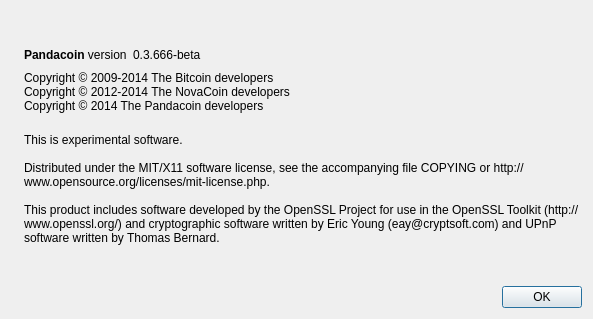
Old version of the form src/qt/forms/aboutdialog.ui in the repository mbirtwistle/net2.
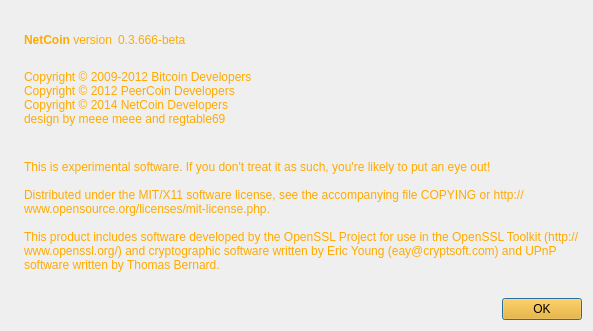
New version of the form. Icons and pictures are not drawn.

```diff
--- a/src/qt/forms/aboutdialog.ui
+++ b/src/qt/forms/aboutdialog.ui
@@ -7,11 +7,15 @@
     <x>0</x>
     <y>0</y>
     <width>593</width>
-    <height>319</height>
+    <height>331</height>
    </rect>
   </property>
   <property name="windowTitle">
-   <string>About Pandacoin</string>
+   <string>About NetCoin</string>
+  </property>
+  <property name="styleSheet">
+   <string notr="true">background:url(:/images/backing);
+font: 9pt &quot;Biting My Nails&quot;;</string>
   </property>
   <layout class="QHBoxLayout" name="horizontalLayout_2">
    <item>
@@ -22,6 +26,124 @@
        <verstretch>0</verstretch>
       </sizepolicy>
      </property>
+     <property name="palette">
+      <palette>
+       <active>
+        <colorrole role="WindowText">
+         <brush brushstyle="SolidPattern">
+          <color alpha="255">
+           <red>255</red>
+           <green>170</green>
+           <blue>0</blue>
+          </color>
+         </brush>
+        </colorrole>
+        <colorrole role="Text">
+         <brush brushstyle="SolidPattern">
+          <color alpha="255">
+           <red>255</red>
+           <green>170</green>
+           <blue>0</blue>
+          </color>
+         </brush>
+        </colorrole>
+        <colorrole role="BrightText">
+         <brush brushstyle="SolidPattern">
+          <color alpha="255">
+           <red>255</red>
+           <green>170</green>
+           <blue>0</blue>
+          </color>
+         </brush>
+        </colorrole>
+        <colorrole role="ButtonText">
+         <brush brushstyle="SolidPattern">
+          <color alpha="255">
+           <red>255</red>
+           <green>170</green>
+           <blue>0</blue>
+          </color>
+         </brush>
+        </colorrole>
+       </active>
+       <inactive>
+        <colorrole role="WindowText">
+         <brush brushstyle="SolidPattern">
+          <color alpha="255">
+           <red>255</red>
+           <green>170</green>
+           <blue>0</blue>
+          </color>
+         </brush>
+        </colorrole>
+        <colorrole role="Text">
+         <brush brushstyle="SolidPattern">
+          <color alpha="255">
+           <red>255</red>
+           <green>170</green>
+           <blue>0</blue>
+          </color>
+         </brush>
+        </colorrole>
+        <colorrole role="BrightText">
+         <brush brushstyle="SolidPattern">
+          <color alpha="255">
+           <red>255</red>
+           <green>170</green>
+           <blue>0</blue>
+          </color>
+         </brush>
+        </colorrole>
+        <colorrole role="ButtonText">
+         <brush brushstyle="SolidPattern">
+          <color alpha="255">
+           <red>255</red>
+           <green>170</green>
+           <blue>0</blue>
+          </color>
+         </brush>
+        </colorrole>
+       </inactive>
+       <disabled>
+        <colorrole role="WindowText">
+         <brush brushstyle="SolidPattern">
+          <color alpha="255">
+           <red>159</red>
+           <green>158</green>
+           <blue>158</blue>
+          </color>
+         </brush>
+        </colorrole>
+        <colorrole role="Text">
+         <brush brushstyle="SolidPattern">
+          <color alpha="255">
+           <red>159</red>
+           <green>158</green>
+           <blue>158</blue>
+          </color>
+         </brush>
+        </colorrole>
+        <colorrole role="BrightText">
+         <brush brushstyle="SolidPattern">
+          <color alpha="255">
+           <red>255</red>
+           <green>170</green>
+           <blue>0</blue>
+          </color>
+         </brush>
+        </colorrole>
+        <colorrole role="ButtonText">
+         <brush brushstyle="SolidPattern">
+          <color alpha="255">
+           <red>159</red>
+           <green>158</green>
+           <blue>158</blue>
+          </color>
+         </brush>
+        </colorrole>
+       </disabled>
+      </palette>
+     </property>
      <property name="pixmap">
       <pixmap resource="../bitcoin.qrc">:/images/about</pixmap>
      </property>
@@ -31,6 +153,124 @@
     <layout class="QVBoxLayout" name="verticalLayout_2">
      <item>
       <spacer name="verticalSpacer_2">
+       <property name="palette">
+        <palette>
+         <active>
+          <colorrole role="WindowText">
+           <brush brushstyle="SolidPattern">
+            <color alpha="255">
+             <red>255</red>
+             <green>170</green>
+             <blue>0</blue>
+            </color>
+           </brush>
+          </colorrole>
+          <colorrole role="Text">
+           <brush brushstyle="SolidPattern">
+            <color alpha="255">
+             <red>255</red>
+             <green>170</green>
+             <blue>0</blue>
+            </color>
+           </brush>
+          </colorrole>
+          <colorrole role="BrightText">
+           <brush brushstyle="SolidPattern">
+            <color alpha="255">
+             <red>255</red>
+             <green>170</green>
+             <blue>0</blue>
+            </color>
+           </brush>
+          </colorrole>
+          <colorrole role="ButtonText">
+           <brush brushstyle="SolidPattern">
+            <color alpha="255">
+             <red>255</red>
+             <green>170</green>
+             <blue>0</blue>
+            </color>
+           </brush>
+          </colorrole>
+         </active>
+         <inactive>
+          <colorrole role="WindowText">
+           <brush brushstyle="SolidPattern">
+            <color alpha="255">
+             <red>255</red>
+             <green>170</green>
+             <blue>0</blue>
+            </color>
+           </brush>
+          </colorrole>
+          <colorrole role="Text">
+           <brush brushstyle="SolidPattern">
+            <color alpha="255">
+             <red>255</red>
+             <green>170</green>
+             <blue>0</blue>
+            </color>
+           </brush>
+          </colorrole>
+          <colorrole role="BrightText">
+           <brush brushstyle="SolidPattern">
+            <color alpha="255">
+             <red>255</red>
+             <green>170</green>
+             <blue>0</blue>
+            </color>
+           </brush>
+          </colorrole>
+          <colorrole role="ButtonText">
+           <brush brushstyle="SolidPattern">
+            <color alpha="255">
+             <red>255</red>
+             <green>170</green>
+             <blue>0</blue>
+            </color>
+           </brush>
+          </colorrole>
+         </inactive>
+         <disabled>
+          <colorrole role="WindowText">
+           <brush brushstyle="SolidPattern">
+            <color alpha="255">
+             <red>159</red>
+             <green>158</green>
+             <blue>158</blue>
+            </color>
+           </brush>
+          </colorrole>
+          <colorrole role="Text">
+           <brush brushstyle="SolidPattern">
+            <color alpha="255">
+             <red>159</red>
+             <green>158</green>
+             <blue>158</blue>
+            </color>
+           </brush>
+          </colorrole>
+          <colorrole role="BrightText">
+           <brush brushstyle="SolidPattern">
+            <color alpha="255">
+             <red>255</red>
+             <green>170</green>
+             <blue>0</blue>
+            </color>
+           </brush>
+          </colorrole>
+          <colorrole role="ButtonText">
+           <brush brushstyle="SolidPattern">
+            <color alpha="255">
+             <red>159</red>
+             <green>158</green>
+             <blue>158</blue>
+            </color>
+           </brush>
+          </colorrole>
+         </disabled>
+        </palette>
+       </property>
        <property name="orientation">
         <enum>Qt::Vertical</enum>
        </property>
@@ -46,11 +286,129 @@
       <layout class="QHBoxLayout" name="horizontalLayout">
        <item>
         <widget class="QLabel" name="label">
+         <property name="palette">
+          <palette>
+           <active>
+            <colorrole role="WindowText">
+             <brush brushstyle="SolidPattern">
+              <color alpha="255">
+               <red>255</red>
+               <green>170</green>
+               <blue>0</blue>
+              </color>
+             </brush>
+            </colorrole>
+            <colorrole role="Text">
+             <brush brushstyle="SolidPattern">
+              <color alpha="255">
+               <red>255</red>
+               <green>170</green>
+               <blue>0</blue>
+              </color>
+             </brush>
+            </colorrole>
+            <colorrole role="BrightText">
+             <brush brushstyle="SolidPattern">
+              <color alpha="255">
+               <red>255</red>
+               <green>170</green>
+               <blue>0</blue>
+              </color>
+             </brush>
+            </colorrole>
+            <colorrole role="ButtonText">
+             <brush brushstyle="SolidPattern">
+              <color alpha="255">
+               <red>255</red>
+               <green>170</green>
+               <blue>0</blue>
+              </color>
+             </brush>
+            </colorrole>
+           </active>
+           <inactive>
+            <colorrole role="WindowText">
+             <brush brushstyle="SolidPattern">
+              <color alpha="255">
+               <red>255</red>
+               <green>170</green>
+               <blue>0</blue>
+              </color>
+             </brush>
+            </colorrole>
+            <colorrole role="Text">
+             <brush brushstyle="SolidPattern">
+              <color alpha="255">
+               <red>255</red>
+               <green>170</green>
+               <blue>0</blue>
+              </color>
+             </brush>
+            </colorrole>
+            <colorrole role="BrightText">
+             <brush brushstyle="SolidPattern">
+              <color alpha="255">
+               <red>255</red>
+               <green>170</green>
+               <blue>0</blue>
+              </color>
+             </brush>
+            </colorrole>
+            <colorrole role="ButtonText">
+             <brush brushstyle="SolidPattern">
+              <color alpha="255">
+               <red>255</red>
+               <green>170</green>
+               <blue>0</blue>
+              </color>
+             </brush>
+            </colorrole>
+           </inactive>
+           <disabled>
+            <colorrole role="WindowText">
+             <brush brushstyle="SolidPattern">
+              <color alpha="255">
+               <red>159</red>
+               <green>158</green>
+               <blue>158</blue>
+              </color>
+             </brush>
+            </colorrole>
+            <colorrole role="Text">
+             <brush brushstyle="SolidPattern">
+              <color alpha="255">
+               <red>159</red>
+               <green>158</green>
+               <blue>158</blue>
+              </color>
+             </brush>
+            </colorrole>
+            <colorrole role="BrightText">
+             <brush brushstyle="SolidPattern">
+              <color alpha="255">
+               <red>255</red>
+               <green>170</green>
+               <blue>0</blue>
+              </color>
+             </brush>
+            </colorrole>
+            <colorrole role="ButtonText">
+             <brush brushstyle="SolidPattern">
+              <color alpha="255">
+               <red>159</red>
+               <green>158</green>
+               <blue>158</blue>
+              </color>
+             </brush>
+            </colorrole>
+           </disabled>
+          </palette>
+         </property>
          <property name="cursor">
           <cursorShape>IBeamCursor</cursorShape>
          </property>
          <property name="text">
-          <string>&lt;b&gt;Pandacoin&lt;/b&gt; version</string>
+          <string>&lt;b&gt;NetCoin&lt;/b&gt; version</string>
          </property>
          <property name="textInteractionFlags">
           <set>Qt::LinksAccessibleByMouse|Qt::TextSelectableByKeyboard|Qt::TextSelectableByMouse</set>
@@ -59,6 +417,124 @@
        </item>
        <item>
         <widget class="QLabel" name="versionLabel">
+         <property name="palette">
+          <palette>
+           <active>
+            <colorrole role="WindowText">
+             <brush brushstyle="SolidPattern">
+              <color alpha="255">
+               <red>255</red>
+               <green>170</green>
+               <blue>0</blue>
+              </color>
+             </brush>
+            </colorrole>
+            <colorrole role="Text">
+             <brush brushstyle="SolidPattern">
+              <color alpha="255">
+               <red>255</red>
+               <green>170</green>
+               <blue>0</blue>
+              </color>
+             </brush>
+            </colorrole>
+            <colorrole role="BrightText">
+             <brush brushstyle="SolidPattern">
+              <color alpha="255">
+               <red>255</red>
+               <green>170</green>
+               <blue>0</blue>
+              </color>
+             </brush>
+            </colorrole>
+            <colorrole role="ButtonText">
+             <brush brushstyle="SolidPattern">
+              <color alpha="255">
+               <red>255</red>
+               <green>170</green>
+               <blue>0</blue>
+              </color>
+             </brush>
+            </colorrole>
+           </active>
+           <inactive>
+            <colorrole role="WindowText">
+             <brush brushstyle="SolidPattern">
+              <color alpha="255">
+               <red>255</red>
+               <green>170</green>
+               <blue>0</blue>
+              </color>
+             </brush>
+            </colorrole>
+            <colorrole role="Text">
+             <brush brushstyle="SolidPattern">
+              <color alpha="255">
+               <red>255</red>
+               <green>170</green>
+               <blue>0</blue>
+              </color>
+             </brush>
+            </colorrole>
+            <colorrole role="BrightText">
+             <brush brushstyle="SolidPattern">
+              <color alpha="255">
+               <red>255</red>
+               <green>170</green>
+               <blue>0</blue>
+              </color>
+             </brush>
+            </colorrole>
+            <colorrole role="ButtonText">
+             <brush brushstyle="SolidPattern">
+              <color alpha="255">
+               <red>255</red>
+               <green>170</green>
+               <blue>0</blue>
+              </color>
+             </brush>
+            </colorrole>
+           </inactive>
+           <disabled>
+            <colorrole role="WindowText">
+             <brush brushstyle="SolidPattern">
+              <color alpha="255">
+               <red>159</red>
+               <green>158</green>
+               <blue>158</blue>
+              </color>
+             </brush>
+            </colorrole>
+            <colorrole role="Text">
+             <brush brushstyle="SolidPattern">
+              <color alpha="255">
+               <red>159</red>
+               <green>158</green>
+               <blue>158</blue>
+              </color>
+             </brush>
+            </colorrole>
+            <colorrole role="BrightText">
+             <brush brushstyle="SolidPattern">
+              <color alpha="255">
+               <red>255</red>
+               <green>170</green>
+               <blue>0</blue>
+              </color>
+             </brush>
+            </colorrole>
+            <colorrole role="ButtonText">
+             <brush brushstyle="SolidPattern">
+              <color alpha="255">
+               <red>159</red>
+               <green>158</green>
+               <blue>158</blue>
+              </color>
+             </brush>
+            </colorrole>
+           </disabled>
+          </palette>
+         </property>
          <property name="cursor">
           <cursorShape>IBeamCursor</cursorShape>
          </property>
@@ -72,6 +548,124 @@
        </item>
        <item>
         <spacer name="horizontalSpacer">
+         <property name="palette">
+          <palette>
+           <active>
+            <colorrole role="WindowText">
+             <brush brushstyle="SolidPattern">
+              <color alpha="255">
+               <red>255</red>
+               <green>170</green>
+               <blue>0</blue>
+              </color>
+             </brush>
+            </colorrole>
+            <colorrole role="Text">
+             <brush brushstyle="SolidPattern">
+              <color alpha="255">
+               <red>255</red>
+               <green>170</green>
+               <blue>0</blue>
+              </color>
+             </brush>
+            </colorrole>
+            <colorrole role="BrightText">
+             <brush brushstyle="SolidPattern">
+              <color alpha="255">
+               <red>255</red>
+               <green>170</green>
+               <blue>0</blue>
+              </color>
+             </brush>
+            </colorrole>
+            <colorrole role="ButtonText">
+             <brush brushstyle="SolidPattern">
+              <color alpha="255">
+               <red>255</red>
+               <green>170</green>
+               <blue>0</blue>
+              </color>
+             </brush>
+            </colorrole>
+           </active>
+           <inactive>
+            <colorrole role="WindowText">
+             <brush brushstyle="SolidPattern">
+              <color alpha="255">
+               <red>255</red>
+               <green>170</green>
+               <blue>0</blue>
+              </color>
+             </brush>
+            </colorrole>
+            <colorrole role="Text">
+             <brush brushstyle="SolidPattern">
+              <color alpha="255">
+               <red>255</red>
+               <green>170</green>
+               <blue>0</blue>
+              </color>
+             </brush>
+            </colorrole>
+            <colorrole role="BrightText">
+             <brush brushstyle="SolidPattern">
+              <color alpha="255">
+               <red>255</red>
+               <green>170</green>
+               <blue>0</blue>
+              </color>
+             </brush>
+            </colorrole>
+            <colorrole role="ButtonText">
+             <brush brushstyle="SolidPattern">
+              <color alpha="255">
+               <red>255</red>
+               <green>170</green>
+               <blue>0</blue>
+              </color>
+             </brush>
+            </colorrole>
+           </inactive>
+           <disabled>
+            <colorrole role="WindowText">
+             <brush brushstyle="SolidPattern">
+              <color alpha="255">
+               <red>159</red>
+               <green>158</green>
+               <blue>158</blue>
+              </color>
+             </brush>
+            </colorrole>
+            <colorrole role="Text">
+             <brush brushstyle="SolidPattern">
+              <color alpha="255">
+               <red>159</red>
+               <green>158</green>
+               <blue>158</blue>
+              </color>
+             </brush>
+            </colorrole>
+            <colorrole role="BrightText">
+             <brush brushstyle="SolidPattern">
+              <color alpha="255">
+               <red>255</red>
+               <green>170</green>
+               <blue>0</blue>
+              </color>
+             </brush>
+            </colorrole>
+            <colorrole role="ButtonText">
+             <brush brushstyle="SolidPattern">
+              <color alpha="255">
+               <red>159</red>
+               <green>158</green>
+               <blue>158</blue>
+              </color>
+             </brush>
+            </colorrole>
+           </disabled>
+          </palette>
+         </property>
          <property name="orientation">
           <enum>Qt::Horizontal</enum>
          </property>
@@ -87,13 +681,134 @@
      </item>
      <item>
       <widget class="QLabel" name="copyrightLabel">
+       <property name="palette">
+        <palette>
+         <active>
+          <colorrole role="WindowText">
+           <brush brushstyle="SolidPattern">
+            <color alpha="255">
+             <red>255</red>
+             <green>170</green>
+             <blue>0</blue>
+            </color>
+           </brush>
+          </colorrole>
+          <colorrole role="Text">
+           <brush brushstyle="SolidPattern">
+            <color alpha="255">
+             <red>255</red>
+             <green>170</green>
+             <blue>0</blue>
+            </color>
+           </brush>
+          </colorrole>
+          <colorrole role="BrightText">
+           <brush brushstyle="SolidPattern">
+            <color alpha="255">
+             <red>255</red>
+             <green>170</green>
+             <blue>0</blue>
+            </color>
+           </brush>
+          </colorrole>
+          <colorrole role="ButtonText">
+           <brush brushstyle="SolidPattern">
+            <color alpha="255">
+             <red>255</red>
+             <green>170</green>
+             <blue>0</blue>
+            </color>
+           </brush>
+          </colorrole>
+         </active>
+         <inactive>
+          <colorrole role="WindowText">
+           <brush brushstyle="SolidPattern">
+            <color alpha="255">
+             <red>255</red>
+             <green>170</green>
+             <blue>0</blue>
+            </color>
+           </brush>
+          </colorrole>
+          <colorrole role="Text">
+           <brush brushstyle="SolidPattern">
+            <color alpha="255">
+             <red>255</red>
+             <green>170</green>
+             <blue>0</blue>
+            </color>
+           </brush>
+          </colorrole>
+          <colorrole role="BrightText">
+           <brush brushstyle="SolidPattern">
+            <color alpha="255">
+             <red>255</red>
+             <green>170</green>
+             <blue>0</blue>
+            </color>
+           </brush>
+          </colorrole>
+          <colorrole role="ButtonText">
+           <brush brushstyle="SolidPattern">
+            <color alpha="255">
+             <red>255</red>
+             <green>170</green>
+             <blue>0</blue>
+            </color>
+           </brush>
+          </colorrole>
+         </inactive>
+         <disabled>
+          <colorrole role="WindowText">
+           <brush brushstyle="SolidPattern">
+            <color alpha="255">
+             <red>159</red>
+             <green>158</green>
+             <blue>158</blue>
+            </color>
+           </brush>
+          </colorrole>
+          <colorrole role="Text">
+           <brush brushstyle="SolidPattern">
+            <color alpha="255">
+             <red>159</red>
+             <green>158</green>
+             <blue>158</blue>
+            </color>
+           </brush>
+          </colorrole>
+          <colorrole role="BrightText">
+           <brush brushstyle="SolidPattern">
+            <color alpha="255">
+             <red>255</red>
+             <green>170</green>
+             <blue>0</blue>
+            </color>
+           </brush>
+          </colorrole>
+          <colorrole role="ButtonText">
+           <brush brushstyle="SolidPattern">
+            <color alpha="255">
+             <red>159</red>
+             <green>158</green>
+             <blue>158</blue>
+            </color>
+           </brush>
+          </colorrole>
+         </disabled>
+        </palette>
+       </property>
        <property name="cursor">
         <cursorShape>IBeamCursor</cursorShape>
        </property>
        <property name="text">
-        <string>Copyright © 2009-2014 The Bitcoin developers
-Copyright © 2012-2014 The NovaCoin developers
-Copyright © 2014 The Pandacoin developers</string>
+        <string>
+Copyright © 2009-2012 Bitcoin Developers
+Copyright © 2012 PeerCoin Developers
+Copyright © 2014 NetCoin Developers
+design by meee meee and regtable69
+</string>
        </property>
        <property name="textInteractionFlags">
         <set>Qt::LinksAccessibleByMouse|Qt::TextSelectableByKeyboard|Qt::TextSelectableByMouse</set>
@@ -102,12 +817,130 @@
      </item>
      <item>
       <widget class="QLabel" name="label_2">
+       <property name="palette">
+        <palette>
+         <active>
+          <colorrole role="WindowText">
+           <brush brushstyle="SolidPattern">
+            <color alpha="255">
+             <red>255</red>
+             <green>170</green>
+             <blue>0</blue>
+            </color>
+           </brush>
+          </colorrole>
+          <colorrole role="Text">
+           <brush brushstyle="SolidPattern">
+            <color alpha="255">
+             <red>255</red>
+             <green>170</green>
+             <blue>0</blue>
+            </color>
+           </brush>
+          </colorrole>
+          <colorrole role="BrightText">
+           <brush brushstyle="SolidPattern">
+            <color alpha="255">
+             <red>255</red>
+             <green>170</green>
+             <blue>0</blue>
+            </color>
+           </brush>
+          </colorrole>
+          <colorrole role="ButtonText">
+           <brush brushstyle="SolidPattern">
+            <color alpha="255">
+             <red>255</red>
+             <green>170</green>
+             <blue>0</blue>
+            </color>
+           </brush>
+          </colorrole>
+         </active>
+         <inactive>
+          <colorrole role="WindowText">
+           <brush brushstyle="SolidPattern">
+            <color alpha="255">
+             <red>255</red>
+             <green>170</green>
+             <blue>0</blue>
+            </color>
+           </brush>
+          </colorrole>
+          <colorrole role="Text">
+           <brush brushstyle="SolidPattern">
+            <color alpha="255">
+             <red>255</red>
+             <green>170</green>
+             <blue>0</blue>
+            </color>
+           </brush>
+          </colorrole>
+          <colorrole role="BrightText">
+           <brush brushstyle="SolidPattern">
+            <color alpha="255">
+             <red>255</red>
+             <green>170</green>
+             <blue>0</blue>
+            </color>
+           </brush>
+          </colorrole>
+          <colorrole role="ButtonText">
+           <brush brushstyle="SolidPattern">
+            <color alpha="255">
+             <red>255</red>
+             <green>170</green>
+             <blue>0</blue>
+            </color>
+           </brush>
+          </colorrole>
+         </inactive>
+         <disabled>
+          <colorrole role="WindowText">
+           <brush brushstyle="SolidPattern">
+            <color alpha="255">
+             <red>159</red>
+             <green>158</green>
+             <blue>158</blue>
+            </color>
+           </brush>
+          </colorrole>
+          <colorrole role="Text">
+           <brush brushstyle="SolidPattern">
+            <color alpha="255">
+             <red>159</red>
+             <green>158</green>
+             <blue>158</blue>
+            </color>
+           </brush>
+          </colorrole>
+          <colorrole role="BrightText">
+           <brush brushstyle="SolidPattern">
+            <color alpha="255">
+             <red>255</red>
+             <green>170</green>
+             <blue>0</blue>
+            </color>
+           </brush>
+          </colorrole>
+          <colorrole role="ButtonText">
+           <brush brushstyle="SolidPattern">
+            <color alpha="255">
+             <red>159</red>
+             <green>158</green>
+             <blue>158</blue>
+            </color>
+           </brush>
+          </colorrole>
+         </disabled>
+        </palette>
+       </property>
        <property name="cursor">
         <cursorShape>IBeamCursor</cursorShape>
        </property>
        <property name="text">
         <string>
-This is experimental software.
+This is experimental software. If you don't treat it as such, you're likely to put an eye out!
 
 Distributed under the MIT/X11 software license, see the accompanying file COPYING or http://www.opensource.org/licenses/mit-license.php.
 
@@ -123,6 +956,124 @@
      </item>
      <item>
       <spacer name="verticalSpacer">
+       <property name="palette">
+        <palette>
+         <active>
+          <colorrole role="WindowText">
+           <brush brushstyle="SolidPattern">
+            <color alpha="255">
+             <red>255</red>
+             <green>170</green>
+             <blue>0</blue>
+            </color>
+           </brush>
+          </colorrole>
+          <colorrole role="Text">
+           <brush brushstyle="SolidPattern">
+            <color alpha="255">
+             <red>255</red>
+             <green>170</green>
+             <blue>0</blue>
+            </color>
+           </brush>
+          </colorrole>
+          <colorrole role="BrightText">
+           <brush brushstyle="SolidPattern">
+            <color alpha="255">
+             <red>255</red>
+             <green>170</green>
+             <blue>0</blue>
+            </color>
+           </brush>
+          </colorrole>
+          <colorrole role="ButtonText">
+           <brush brushstyle="SolidPattern">
+            <color alpha="255">
+             <red>255</red>
+             <green>170</green>
+             <blue>0</blue>
+            </color>
+           </brush>
+          </colorrole>
+         </active>
+         <inactive>
+          <colorrole role="WindowText">
+           <brush brushstyle="SolidPattern">
+            <color alpha="255">
+             <red>255</red>
+             <green>170</green>
+             <blue>0</blue>
+            </color>
+           </brush>
+          </colorrole>
+          <colorrole role="Text">
+           <brush brushstyle="SolidPattern">
+            <color alpha="255">
+             <red>255</red>
+             <green>170</green>
+             <blue>0</blue>
+            </color>
+           </brush>
+          </colorrole>
+          <colorrole role="BrightText">
+           <brush brushstyle="SolidPattern">
+            <color alpha="255">
+             <red>255</red>
+             <green>170</green>
+             <blue>0</blue>
+            </color>
+           </brush>
+          </colorrole>
+          <colorrole role="ButtonText">
+           <brush brushstyle="SolidPattern">
+            <color alpha="255">
+             <red>255</red>
+             <green>170</green>
+             <blue>0</blue>
+            </color>
+           </brush>
+          </colorrole>
+         </inactive>
+         <disabled>
+          <colorrole role="WindowText">
+           <brush brushstyle="SolidPattern">
+            <color alpha="255">
+             <red>159</red>
+             <green>158</green>
+             <blue>158</blue>
+            </color>
+           </brush>
+          </colorrole>
+          <colorrole role="Text">
+           <brush brushstyle="SolidPattern">
+            <color alpha="255">
+             <red>159</red>
+             <green>158</green>
+             <blue>158</blue>
+            </color>
+           </brush>
+          </colorrole>
+          <colorrole role="BrightText">
+           <brush brushstyle="SolidPattern">
+            <color alpha="255">
+             <red>255</red>
+             <green>170</green>
+             <blue>0</blue>
+            </color>
+           </brush>
+          </colorrole>
+          <colorrole role="ButtonText">
+           <brush brushstyle="SolidPattern">
+            <color alpha="255">
+             <red>159</red>
+             <green>158</green>
+             <blue>158</blue>
+            </color>
+           </brush>
+          </colorrole>
+         </disabled>
+        </palette>
+       </property>
        <property name="orientation">
         <enum>Qt::Vertical</enum>
        </property>
@@ -136,6 +1087,100 @@
      </item>
      <item>
       <widget class="QDialogButtonBox" name="buttonBox">
+       <property name="palette">
+        <palette>
+         <active>
+          <colorrole role="Button">
+           <brush brushstyle="SolidPattern">
+            <color alpha="255">
+             <red>255</red>
+             <green>170</green>
+             <blue>0</blue>
+            </color>
+           </brush>
+          </colorrole>
+          <colorrole role="Base">
+           <brush brushstyle="SolidPattern">
+            <color alpha="255">
+             <red>255</red>
+             <green>170</green>
+             <blue>0</blue>
+            </color>
+           </brush>
+          </colorrole>
+          <colorrole role="Window">
+           <brush brushstyle="SolidPattern">
+            <color alpha="255">
+             <red>255</red>
+             <green>170</green>
+             <blue>0</blue>
+            </color>
+           </brush>
+          </colorrole>
+         </active>
+         <inactive>
+          <colorrole role="Button">
+           <brush brushstyle="SolidPattern">
+            <color alpha="255">
+             <red>255</red>
+             <green>170</green>
+             <blue>0</blue>
+            </color>
+           </brush>
+          </colorrole>
+          <colorrole role="Base">
+           <brush brushstyle="SolidPattern">
+            <color alpha="255">
+             <red>255</red>
+             <green>170</green>
+             <blue>0</blue>
+            </color>
+           </brush>
+          </colorrole>
+          <colorrole role="Window">
+           <brush brushstyle="SolidPattern">
+            <color alpha="255">
+             <red>255</red>
+             <green>170</green>
+             <blue>0</blue>
+            </color>
+           </brush>
+          </colorrole>
+         </inactive>
+         <disabled>
+          <colorrole role="Button">
+           <brush brushstyle="SolidPattern">
+            <color alpha="255">
+             <red>255</red>
+             <green>170</green>
+             <blue>0</blue>
+            </color>
+           </brush>
+          </colorrole>
+          <colorrole role="Base">
+           <brush brushstyle="SolidPattern">
+            <color alpha="255">
+             <red>255</red>
+             <green>170</green>
+             <blue>0</blue>
+            </color>
+           </brush>
+          </colorrole>
+          <colorrole role="Window">
+           <brush brushstyle="SolidPattern">
+            <color alpha="255">
+             <red>255</red>
+             <green>170</green>
+             <blue>0</blue>
+            </color>
+           </brush>
+          </colorrole>
+         </disabled>
+        </palette>
+       </property>
+       <property name="styleSheet">
+        <string notr="true">background:rgb(255, 170, 0)</string>
+       </property>
        <property name="orientation">
         <enum>Qt::Horizontal</enum>
        </property>
```
